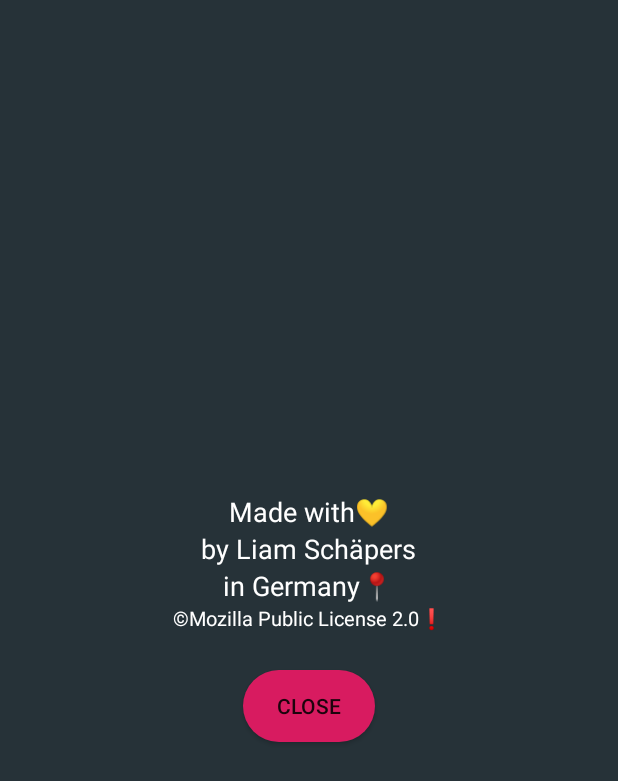
After one commit to schaepersliam/OpenToDo, an Android app: the AboutMenu screen opened directly, with no data from a screen before it, on a phone screen of 412 x 824 dp. The commit adds this screen. Shown: the top 781 px of the screen. Run offline under Robolectric (Android 15) with nearby library versions, the phone set to English and light mode, and no system bars.

Commit message:
New Feature: Added an About menu to the App.

```diff
--- a/app/src/main/AndroidManifest.xml
+++ b/app/src/main/AndroidManifest.xml
@@ -11,17 +11,22 @@
         android:supportsRtl="true"
         android:theme="@style/AppTheme"
         tools:ignore="GoogleAppIndexingWarning">
-        <activity android:name=".MainActivity"
+        <activity
+            android:name=".MainActivity"
             android:screenOrientation="portrait">
             <intent-filter>
                 <action android:name="android.intent.action.MAIN" />
+
                 <category android:name="android.intent.category.LAUNCHER" />
             </intent-filter>
         </activity>
+
         <provider
             android:name=".data.ContentProvider"
             android:authorities="com.example.schae.opentodo"
             android:exported="false" />
+
+        <activity android:name=".AboutMenu" />
     </application>
 
 </manifest>
--- /dev/null
+++ b/app/src/main/java/com/example/schae/opentodo/AboutMenu.java
@@ -0,0 +1,41 @@
+package com.example.schae.opentodo;
+
+import android.app.Activity;
+import android.support.v7.app.AppCompatActivity;
+import android.os.Bundle;
+import android.view.View;
+import android.widget.Button;
+import android.widget.TextView;
+
+public class AboutMenu extends AppCompatActivity {
+
+    @Override
+    protected void onCreate(Bundle savedInstanceState) {
+        super.onCreate(savedInstanceState);
+        setContentView(R.layout.activity_about_menu);
+
+        TextView tv_1 = findViewById(R.id.about_tv_1);
+        TextView tv_2 = findViewById(R.id.about_tv_2);
+        TextView tv_3 = findViewById(R.id.about_tv_3);
+        TextView tv_4 = findViewById(R.id.about_tv_4);
+
+        Button close_button = findViewById(R.id.close_button_about_menu);
+        close_button.setOnClickListener(new View.OnClickListener() {
+            @Override
+            public void onClick(View v) {
+                finish();
+            }
+        });
+
+        tv_1.setText(R.string.about_1);
+        tv_1.append(new String(Character.toChars(0x1F49B)));
+
+        tv_2.setText(R.string.about_2);
+
+        tv_3.setText(R.string.about_3);
+        tv_3.append(new String(Character.toChars(0x1F4CD)));
+
+        tv_4.setText(R.string.about_license);
+        tv_4.append(new String(Character.toChars(0x2757)));
+    }
+}
--- a/app/src/main/java/com/example/schae/opentodo/MainActivity.java
+++ b/app/src/main/java/com/example/schae/opentodo/MainActivity.java
@@ -3,6 +3,7 @@ package com.example.schae.opentodo;
 import android.app.Dialog;
 import android.content.ContentUris;
 import android.content.ContentValues;
+import android.content.Intent;
 import android.database.Cursor;
 import android.net.Uri;
 import android.os.Bundle;
@@ -55,6 +56,7 @@ public class MainActivity extends AppCompatActivity {
         final Button add = findViewById(R.id.todo_add_button);
         final ImageButton remove = findViewById(R.id.remove_button);
         final ImageButton all_done = findViewById(R.id.clear_all_todos);
+        final ImageButton about_menu = findViewById(R.id.about_menu);
 
         DividerItemDecoration itemDecor = new DividerItemDecoration(recyclerView.getContext(), DividerItemDecoration.VERTICAL);
         itemDecor.setDrawable(recyclerView.getContext().getResources().getDrawable(R.drawable.divideritemdecoration));
@@ -120,6 +122,14 @@ public class MainActivity extends AppCompatActivity {
                     adapter.notifyItemRemoved(i);
                 }
                 Toast.makeText(MainActivity.this, "All ToDo's removed!", Toast.LENGTH_SHORT).show();
+            }
+        });
+
+        about_menu.setOnClickListener(new View.OnClickListener() {
+            @Override
+            public void onClick(View v) {
+                Intent intent = new Intent(MainActivity.this,AboutMenu.class);
+                MainActivity.this.startActivity(intent);
             }
         });
 
--- /dev/null
+++ b/app/src/main/res/drawable/ic_menu_black_24dp.xml
@@ -0,0 +1,5 @@
+<vector android:height="24dp" android:tint="#D81B60"
+    android:viewportHeight="24.0" android:viewportWidth="24.0"
+    android:width="24dp" xmlns:android="http://schemas.android.com/apk/res/android">
+    <path android:fillColor="#FF000000" android:pathData="M3,18h18v-2L3,16v2zM3,13h18v-2L3,11v2zM3,6v2h18L21,6L3,6z"/>
+</vector>
--- /dev/null
+++ b/app/src/main/res/layout/activity_about_menu.xml
@@ -0,0 +1,56 @@
+<?xml version="1.0" encoding="utf-8"?>
+<LinearLayout xmlns:android="http://schemas.android.com/apk/res/android"
+    xmlns:tools="http://schemas.android.com/tools"
+    android:layout_width="match_parent"
+    android:layout_height="match_parent"
+    android:orientation="vertical"
+    android:gravity="center"
+    android:background="#263238"
+    tools:context=".AboutMenu">
+
+    <TextView
+        android:layout_width="wrap_content"
+        android:layout_height="wrap_content"
+        android:textSize="18sp"
+        android:textColor="#FFFFFF"
+        tools:text="@string/about_1"
+        android:layout_gravity="center"
+        android:id="@+id/about_tv_1"/>
+
+    <TextView
+        android:layout_width="wrap_content"
+        android:layout_height="wrap_content"
+        android:textSize="18sp"
+        android:textColor="#FFFFFF"
+        tools:text="@string/about_2"
+        android:layout_gravity="center"
+        android:id="@+id/about_tv_2"/>
+
+    <TextView
+        android:layout_width="wrap_content"
+        android:layout_height="wrap_content"
+        android:textSize="18sp"
+        tools:text="@string/about_3"
+        android:textColor="#FFFFFF"
+        android:layout_gravity="center"
+        android:id="@+id/about_tv_3"/>
+
+    <TextView
+        android:layout_width="wrap_content"
+        android:layout_height="wrap_content"
+        android:textSize="13sp"
+        tools:text="@string/about_license"
+        android:textColor="#FFFFFF"
+        android:layout_gravity="center"
+        android:id="@+id/about_tv_4"/>
+
+    <Button
+        android:layout_width="wrap_content"
+        android:layout_height="wrap_content"
+        android:layout_gravity="center"
+        android:background="@drawable/rounded_button"
+        android:layout_marginTop="25dp"
+        android:id="@+id/close_button_about_menu"
+        android:text="@string/close_button"/>
+
+</LinearLayout>
--- a/app/src/main/res/layout/activity_main.xml
+++ b/app/src/main/res/layout/activity_main.xml
@@ -62,4 +62,15 @@
         android:id="@+id/clear_all_todos"
         android:layout_marginBottom="10dp"/>
 
+    <ImageButton
+        android:layout_width="wrap_content"
+        android:layout_height="wrap_content"
+        android:layout_alignBottom="@id/toolbar"
+        android:background="@android:color/transparent"
+        android:src="@drawable/ic_menu_black_24dp"
+        android:layout_marginStart="10dp"
+        android:layout_marginBottom="10dp"
+        android:id="@+id/about_menu"
+        android:contentDescription="@string/content_description_menu"/>
+
 </RelativeLayout>
--- a/app/src/main/res/values/strings.xml
+++ b/app/src/main/res/values/strings.xml
@@ -1,4 +1,4 @@
-<resources >
+<resources>
     <string name="app_name">OpenToDo</string>
     <string name="todo_input">Enter here please</string>
     <string name="todo_add">+</string>
@@ -12,4 +12,10 @@
     <string name="content_description_priority_high">!!!</string>
     <string name="content_description_priority_mid">!!</string>
     <string name="content_description_priority_low">!</string>
+    <string name="content_description_menu">Opens the menu</string>
+    <string name="about_1">Made with </string>
+    <string name="about_2">by Liam Schäpers</string>
+    <string name="about_3">in Germany</string>
+    <string name="about_license">©Mozilla Public License 2.0</string>
+    <string name="close_button">Close</string>
 </resources>
```
